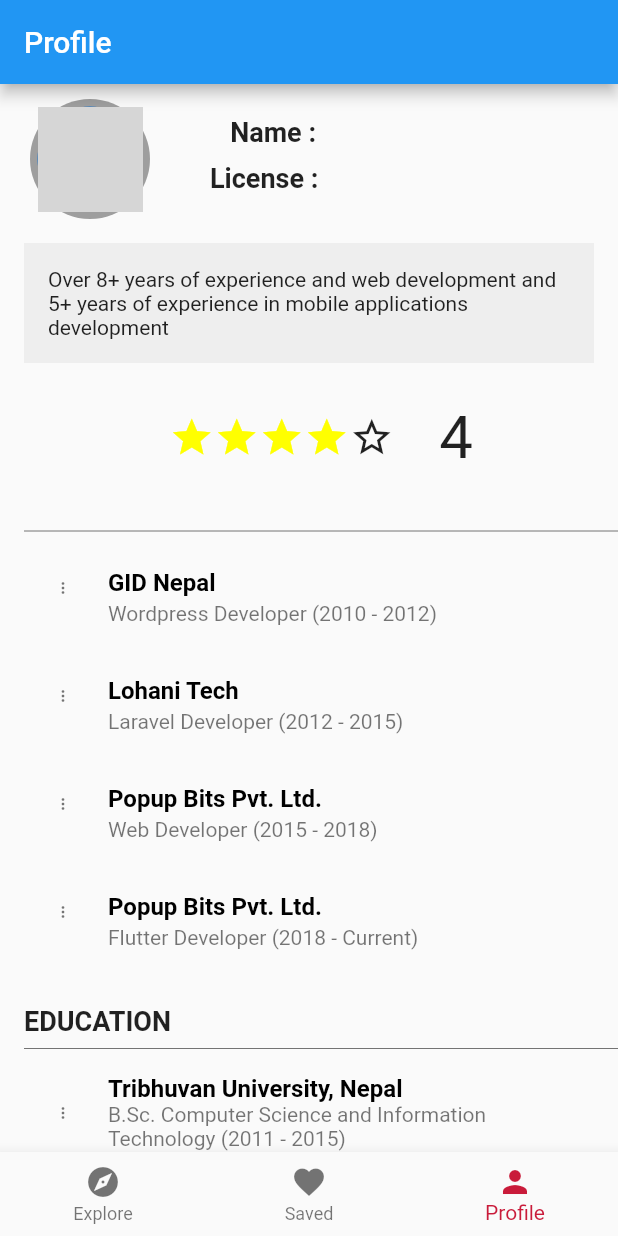
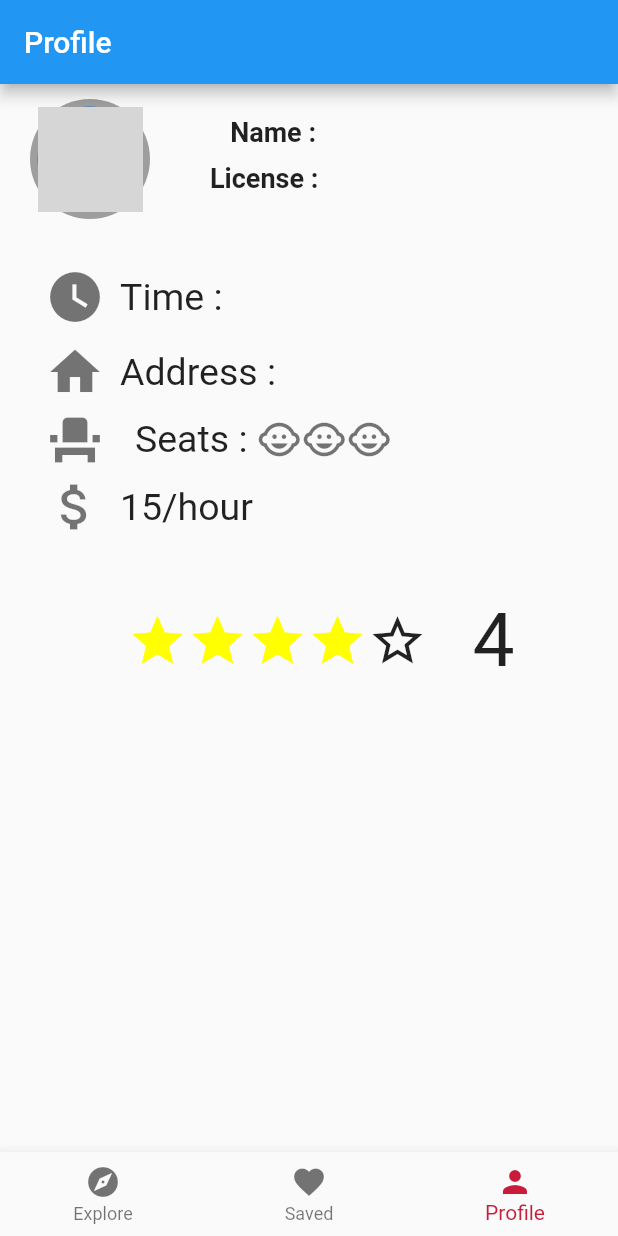
Before and after one commit to ldai100/Baymax-front, a Flutter app: the screen it shows after launch, item 3 of the bottom bar chosen, on a phone screen of 412 x 824 dp. Run offline on Flutter 3.47's test engine with Material 2 defaults, Android fonts, the phone set to English and light mode, and no system bars; grey boxes are pictures that could not be loaded.

Commit message:
post detail page updated

```diff
--- a/lib/save_history/Detail.dart
+++ b/lib/save_history/Detail.dart
@@ -10,24 +10,16 @@ class _DetailState extends State<Detail> {
   @override
   Widget build(BuildContext context) {
     return Scaffold(
-
-
     body:ProfileFourPage()
-
-
     );
   }
 }
-
-
-
 
 class ProfileFourPage extends StatelessWidget {
      //static final String path = "lib/src/pages/profile/profile4.dart";
      @override
      Widget build(BuildContext context){
        return Scaffold(
-
          body: SingleChildScrollView(
            child:
            Column(
@@ -37,44 +29,33 @@ class ProfileFourPage extends StatelessWidget {
                _buildHeader(),
 
                Container(
-                 margin: const EdgeInsets.all(16.0),
+                 //margin: const EdgeInsets.all(16.0),
                  padding: const EdgeInsets.all(16.0),
-                 decoration: BoxDecoration(
-                   color: Colors.grey.shade200
-                 ),
-                 child: Text("Over 8+ years of experience and web development and 5+ years of experience in mobile applications development "),
+                // decoration: BoxDecoration(
+                   //color: Colors.grey.shade200
+                // ),
+                 //child: Text("Over 8+ years of experience and web development and 5+ years of experience in mobile applications development "),
                ),
               // _buildTitle("Rating"),
              //  SizedBox(height: 10.0),
-               SizedBox(height: 10.0),
-               rating(4),
-               SizedBox(height: 10.0),
-
-               _buildTitle(""),
-               _buildExperienceRow(company: "GID Nepal", position: "Wordpress Developer", duration: "2010 - 2012"),
-               _buildExperienceRow(company: "Lohani Tech", position: "Laravel Developer", duration: "2012 - 2015"),
-               _buildExperienceRow(company: "Popup Bits Pvt. Ltd.", position: "Web Developer", duration: "2015 - 2018"),
-               _buildExperienceRow(company: "Popup Bits Pvt. Ltd.", position: "Flutter Developer", duration: "2018 - Current"),
+               //SizedBox(height: 10.0),
+               //_buildTitle(""),
+               //_buildExperienceRow(company: "Time : ", position: "Wordpress Developer", duration: "2010 - 2012"),
+               //_buildExperienceRow(company: "Address : ", position: "Laravel Developer", duration: "2012 - 2015"),
+               //_buildExperienceRow(company: "Seats : ", position: "Web Developer", duration: "2015 - 2018"),
+               //_buildExperienceRow(company: "Price :", position: "Flutter Developer", duration: "2018 - Current"),
 
 
-               SizedBox(height: 20.0),
-               _buildTitle("Education"),
-               SizedBox(height: 5.0),
-               _buildExperienceRow(company: "Tribhuvan University, Nepal", position: "B.Sc. Computer Science and Information Technology", duration: "2011 - 2015"),
-               _buildExperienceRow(company: "Cambridge University, UK", position: "A Level", duration: "2008 - 2010"),
-               _buildExperienceRow(company: "Nepal Board", position: "SLC", duration: "2008"),
-
-
-               SizedBox(height: 20.0),
-               _buildTitle("Contact"),
-               SizedBox(height: 5.0),
+               //SizedBox(height: 20.0),
+               //SizedBox(height: 20.0),
+               //SizedBox(height: 5.0),
                Row(
                  children: <Widget>[
                    SizedBox(width: 30.0),
-                   Icon(Icons.mail, color: Colors.black54,),
+                   Icon(Icons.watch_later, color: Colors.black54,size: 40.0,),
                    SizedBox(width: 10.0),
-                   Text("dlohani48@gmail.com", style: TextStyle(
-                     fontSize: 16.0
+                   Text("Time : ", style: TextStyle(
+                     fontSize: 25.0
                    ),),
                  ],
                ),
@@ -82,15 +63,44 @@ class ProfileFourPage extends StatelessWidget {
                Row(
                  children: <Widget>[
                    SizedBox(width: 30.0),
-                   Icon(Icons.phone, color: Colors.black54,),
+                   Icon(Icons.home, color: Colors.black54,size: 40.0),
                    SizedBox(width: 10.0),
-                   Text("+977-9818523107", style: TextStyle(
-                     fontSize: 16.0
+                   Text("Address :", style: TextStyle(
+                     fontSize: 25.0
                    ),),
                  ],
                ),
-               _buildSocialsRow(),
-               SizedBox(height: 20.0),
+               SizedBox(height: 5.0),
+               Row(
+                 children: <Widget>[
+                   SizedBox(width: 30.0),
+                   Icon(Icons.event_seat, color: Colors.black54,size: 40.0),
+                   SizedBox(width: 20.0),
+                   Text("Seats : ", style: TextStyle(
+                       fontSize: 25.0
+                   ),),
+                   Icon(Icons.child_care, color: Colors.black54,size: 30.0),
+                   Icon(Icons.child_care, color: Colors.black54,size: 30.0),
+                   Icon(Icons.child_care, color: Colors.black54,size: 30.0),
+                   //Text("dlohani48@gmail.com", style: TextStyle(
+                     //  fontSize: 25.0
+                  // ),),
+                 ],
+               ),
+               SizedBox(height: 5.0),
+               Row(
+                 children: <Widget>[
+                   SizedBox(width: 30.0),
+                   Icon(Icons.attach_money, color: Colors.black54,size: 40.0),
+                   SizedBox(width: 10.0),
+                   Text("15/hour", style: TextStyle(
+                       fontSize: 25.0
+                   ),),
+                 ],
+               ),
+               //_buildSocialsRow(),
+               SizedBox(height: 40.0),
+               rating(4),
              ],
            ),
          ),
@@ -98,6 +108,14 @@ class ProfileFourPage extends StatelessWidget {
      }
 
 
+
+
+
+
+
+
+
+     //helper functions list
      Row _buildSocialsRow() {
        return Row(
                children: <Widget>[
@@ -140,23 +158,25 @@ class ProfileFourPage extends StatelessWidget {
      }
 
 
-     ListTile _buildExperienceRow({String company, String position, String duration}) {
-       return ListTile(
-         leading: Padding(
+     Widget _buildExperienceRow({String company, String position, String duration}) {
+       return
+         Padding(
            padding: const EdgeInsets.only(top: 8.0, left: 20.0),
-           child: Icon(Icons.more_vert, size: 12.0, color: Colors.black54,),
-         ),
-         title: Text(company, style: TextStyle(
-           color: Colors.black,
-           fontWeight: FontWeight.bold
-         ),),
-         subtitle: Text("$position ($duration)"),
-       );
+           child:Column(
+             children: <Widget>[
+               Row(children: <Widget>[
+                 Text(company,style:TextStyle(fontSize: 20.0),)
+               ],),
+             ],
+           ),
+         );
+
+
      }
 
 
      Widget rating(int score) { //4
-       double starSize=30;
+       double starSize=40;
        List<Widget> iconList=[];
        //iconList.add(Text('Rating :  ',style: TextStyle(fontSize:25.0),));
        for(int i=0;i<score;i++){
```
